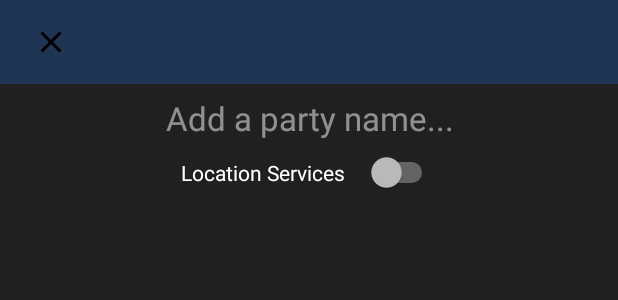
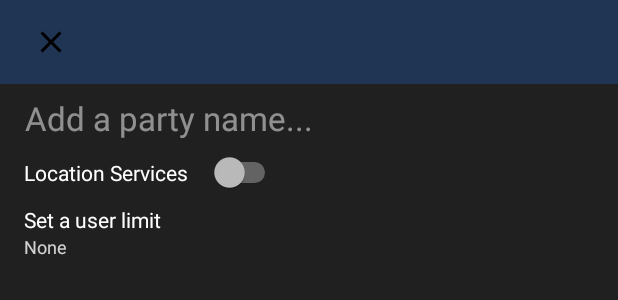
Before and after one commit to chiario/curate, an Android app: the layout fragment_settings_dialog.xml on its own in the app's theme, with its tools: preview values and no code run, on a phone screen of 412 x 824 dp. Shown: the top 300 px of the screen. Run offline under Robolectric (Android 15) with nearby library versions, the phone set to English and light mode, and no system bars.

Commit message:
editing settings dialog

```diff
--- a/app/src/main/res/layout/fragment_settings_dialog.xml
+++ b/app/src/main/res/layout/fragment_settings_dialog.xml
@@ -2,10 +2,10 @@
 <androidx.constraintlayout.widget.ConstraintLayout xmlns:android="http://schemas.android.com/apk/res/android"
     xmlns:app="http://schemas.android.com/apk/res-auto"
     xmlns:tools="http://schemas.android.com/tools"
+    style="textview"
     android:layout_width="match_parent"
     android:layout_height="match_parent"
-    tools:context=".fragments.SettingsDialogFragment"
-    style="@style/Dialog.Fullscreen">
+    tools:context=".fragments.SettingsDialogFragment">
 
     <com.google.android.material.appbar.AppBarLayout
         android:id="@+id/appbar"
@@ -31,11 +31,9 @@
         style="@style/AppTheme.PartyNameEditText"
         android:layout_width="wrap_content"
         android:layout_height="wrap_content"
-        android:layout_marginStart="8dp"
+        android:layout_marginStart="16dp"
         android:layout_marginTop="8dp"
-        android:layout_marginEnd="8dp"
         android:hint="Add a party name..."
-        app:layout_constraintEnd_toEndOf="parent"
         app:layout_constraintStart_toStartOf="parent"
         app:layout_constraintTop_toBottomOf="@+id/appbar" />
 
@@ -44,10 +42,41 @@
         android:id="@+id/switchLocation"
         android:layout_width="wrap_content"
         android:layout_height="wrap_content"
+        android:layout_marginStart="16dp"
         android:layout_marginTop="8dp"
         android:text="Location Services    "
-        app:layout_constraintEnd_toEndOf="parent"
         app:layout_constraintStart_toStartOf="parent"
         app:layout_constraintTop_toBottomOf="@+id/etName" />
 
+
+    <androidx.constraintlayout.widget.ConstraintLayout
+        android:id="@+id/clUserLimit"
+        android:layout_width="0dp"
+        android:layout_height="wrap_content"
+        android:layout_marginTop="8dp"
+        app:layout_constraintEnd_toEndOf="parent"
+        app:layout_constraintHorizontal_bias="1.0"
+        app:layout_constraintStart_toStartOf="parent"
+        app:layout_constraintTop_toBottomOf="@+id/switchLocation">
+
+        <TextView
+            android:id="@+id/tvUserLimitText"
+            android:layout_width="wrap_content"
+            android:layout_height="wrap_content"
+            android:layout_marginStart="16dp"
+            android:text="Set a user limit"
+            app:layout_constraintStart_toStartOf="parent"
+            app:layout_constraintTop_toTopOf="parent" />
+
+        <TextView
+            android:id="@+id/tvUserLimitNumber"
+            style="@style/AppTheme.TextView.Secondary"
+            android:layout_width="wrap_content"
+            android:layout_height="wrap_content"
+            android:layout_marginStart="16dp"
+            android:text="None"
+            app:layout_constraintStart_toStartOf="parent"
+            app:layout_constraintTop_toBottomOf="@+id/tvUserLimitText" />
+    </androidx.constraintlayout.widget.ConstraintLayout>
+
 </androidx.constraintlayout.widget.ConstraintLayout>
--- a/app/src/main/res/menu/menu_main.xml
+++ b/app/src/main/res/menu/menu_main.xml
@@ -1,12 +1,6 @@
 <?xml version="1.0" encoding="utf-8"?>
 <menu xmlns:app="http://schemas.android.com/apk/res-auto"
     xmlns:android="http://schemas.android.com/apk/res/android">
-    <item
-        android:id="@+id/miLeave"
-        android:icon="@android:drawable/ic_menu_set_as"
-        android:orderInCategory="200"
-        android:title="Leave Party"
-        app:showAsAction="collapseActionView" />
     <item
         android:id="@+id/miInfo"
         android:icon="@android:drawable/ic_menu_info_details"
--- a/app/src/main/res/values/dimens.xml
+++ b/app/src/main/res/values/dimens.xml
@@ -4,5 +4,6 @@
     <dimen name="bottom_player_client_height_expanded">112dp</dimen>
     <dimen name="bottom_player_admin_height_collapsed">56dp</dimen>
     <dimen name="bottom_player_admin_height_expanded">140dp</dimen>
+    <dimen name="text_margin">16dp</dimen>
 
 </resources>
```
Also changed, not shown: app/src/main/java/com/example/curate/activities/MainActivity.java (+0 -13 lines), app/src/main/java/com/example/curate/fragments/SettingsDialogFragment.java (+21 -0 lines).
